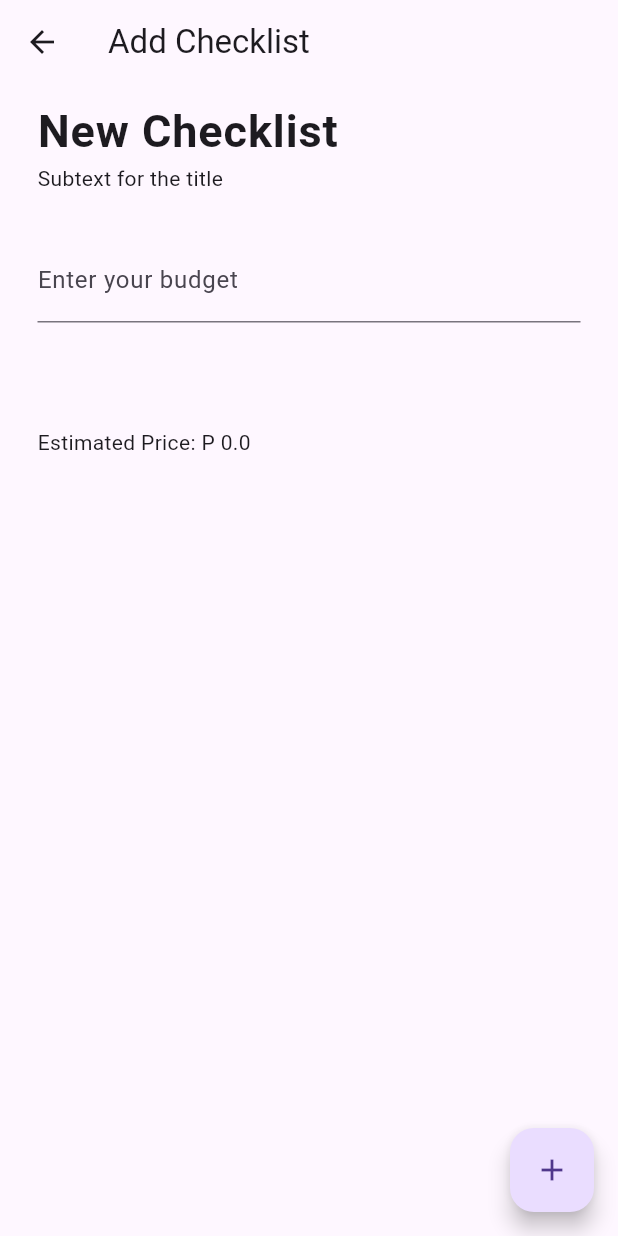
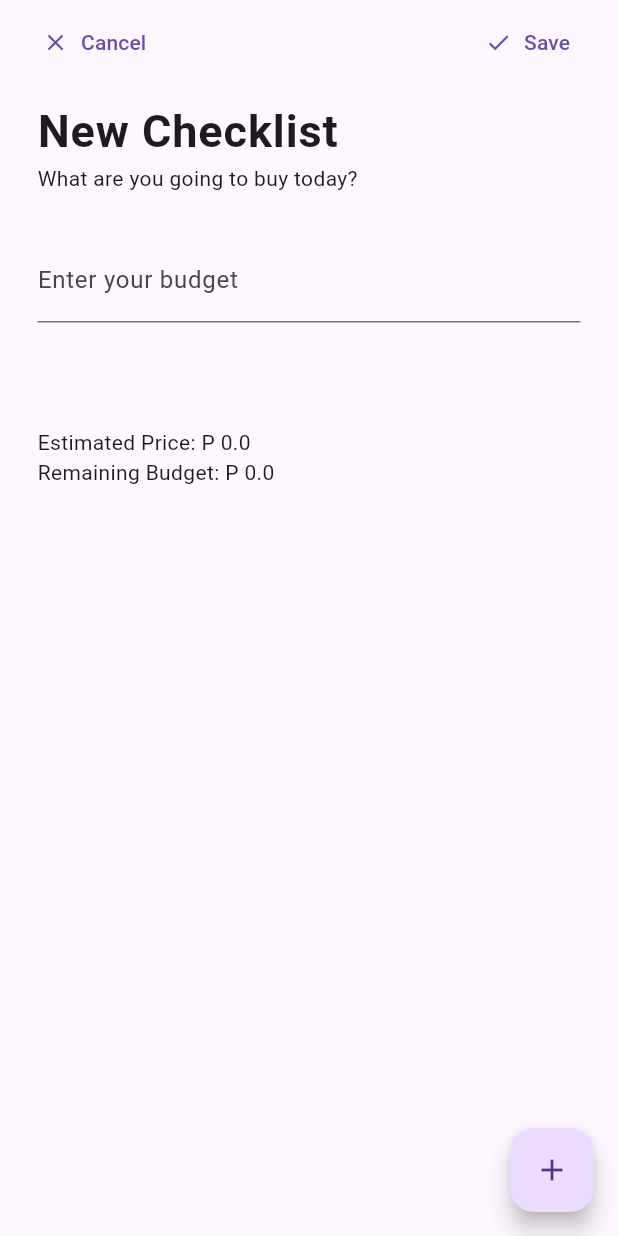
Before and after one commit to gabify/grocery-list, a Flutter app: the AddCheckList screen opened by its route, on a phone screen of 412 x 824 dp. Run offline on Flutter 3.47's test engine with Material 3 defaults, Android fonts, the phone set to English and light mode, and no system bars.

Commit message:
add cancel and save button on appbar

```diff
--- a/lib/AddCheckList.dart
+++ b/lib/AddCheckList.dart
@@ -10,14 +10,46 @@ class AddCheckList extends StatefulWidget {
 
 class _AddCheckListState extends State<AddCheckList> {
   final TextEditingController _controller = TextEditingController();
-
   List<Groceryitem> myList = [];
   double totalEstimatedPrice = 0.0;
+  double budget = 0.0;
+
+  @override
+  void initState() {
+    super.initState();
+
+    _controller.addListener(() {
+      setState(() {
+        budget = double.parse(_controller.text);
+      });
+    });
+  }
 
   @override
   Widget build(BuildContext context) {
     return Scaffold(
-      appBar: AppBar(title: Text('Add Checklist')),
+      appBar: AppBar(
+        title: Row(
+          mainAxisAlignment: MainAxisAlignment.spaceBetween,
+          children: [
+            TextButton.icon(
+              onPressed: () {
+                Navigator.pop(context);
+              },
+              label: Text('Cancel'),
+              icon: Icon(Icons.close),
+            ),
+            TextButton.icon(
+              onPressed: () {
+                //save grocery list
+              },
+              label: Text('Save'),
+              icon: Icon(Icons.check),
+            ),
+          ],
+        ),
+        automaticallyImplyLeading: false,
+      ),
       body: SingleChildScrollView(
         child: Container(
           width: double.infinity,
@@ -33,7 +65,7 @@ class _AddCheckListState extends State<AddCheckList> {
                   letterSpacing: 0.6,
                 ),
               ),
-              Text('Subtext for the title'),
+              Text('What are you going to buy today?'),
 
               SizedBox(height: 30),
 
@@ -62,6 +94,7 @@ class _AddCheckListState extends State<AddCheckList> {
                         ),
                         child: Row(
                           mainAxisAlignment: MainAxisAlignment.spaceBetween,
+                          crossAxisAlignment: CrossAxisAlignment.center,
                           children: [
                             Column(
                               crossAxisAlignment: CrossAxisAlignment.start,
@@ -90,6 +123,12 @@ class _AddCheckListState extends State<AddCheckList> {
                 children: [
                   Text('Estimated Price: '),
                   Text("P ${totalEstimatedPrice.toString()}"),
+                ],
+              ),
+              Row(
+                children: [
+                  Text('Remaining Budget: '),
+                  Text("P ${(budget - totalEstimatedPrice).toString()}"),
                 ],
               ),
             ],
@@ -214,4 +253,10 @@ class _AddCheckListState extends State<AddCheckList> {
       ),
     );
   }
+
+  @override
+  void dispose() {
+    _controller.dispose();
+    super.dispose();
+  }
 }
```
